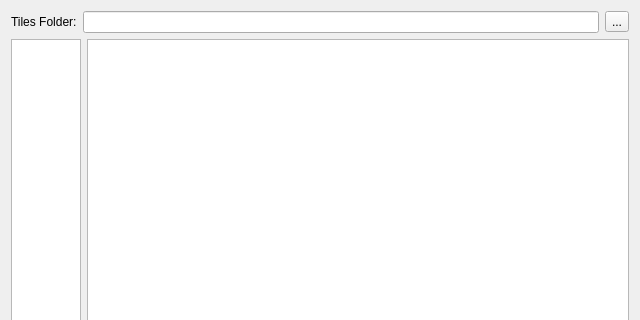
This is src/tiled/tilemetainfodialog.ui in timbaker/tiled as Qt 5 draws it before an edit; both pictures show x 0 to 640 and y 0 to 320 of the 640 by 519 pixel window. The edited form follows.
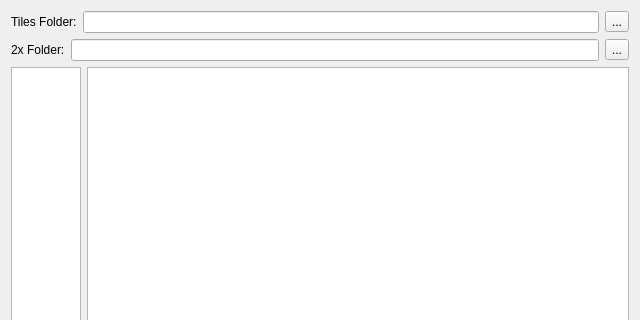
This is the edited form. Icons and pictures are not drawn. Custom widgets are drawn as their Qt base class.

Commit message: Double-sized tiles experiment.

The edit to the form file:
```diff
--- a/src/tiled/tilemetainfodialog.ui
+++ b/src/tiled/tilemetainfodialog.ui
@@ -39,7 +39,7 @@
      </item>
     </layout>
    </item>
-   <item row="1" column="0">
+   <item row="2" column="0">
     <layout class="QHBoxLayout" name="horizontalLayout_XXX">
      <item>
       <layout class="QVBoxLayout" name="tilesetLayout">
@@ -94,14 +94,14 @@
      </item>
     </layout>
    </item>
-   <item row="2" column="0">
+   <item row="3" column="0">
     <widget class="Line" name="line">
      <property name="orientation">
       <enum>Qt::Horizontal</enum>
      </property>
     </widget>
    </item>
-   <item row="3" column="0">
+   <item row="4" column="0">
     <layout class="QHBoxLayout" name="horizontalLayout_5">
      <item>
       <layout class="QHBoxLayout" name="undoRedoLayout"/>
@@ -118,6 +118,31 @@
      </item>
     </layout>
    </item>
+   <item row="1" column="0">
+    <layout class="QHBoxLayout" name="horizontalLayout_4">
+     <item>
+      <widget class="QLabel" name="label2x">
+       <property name="text">
+        <string>2x Folder:</string>
+       </property>
+      </widget>
+     </item>
+     <item>
+      <widget class="QLineEdit" name="editTiles2x">
+       <property name="readOnly">
+        <bool>true</bool>
+       </property>
+      </widget>
+     </item>
+     <item>
+      <widget class="QToolButton" name="browseTiles2x">
+       <property name="text">
+        <string>...</string>
+       </property>
+      </widget>
+     </item>
+    </layout>
+   </item>
   </layout>
   <action name="actionAdd">
    <property name="icon">
```
The commit also changes 13 other files.
